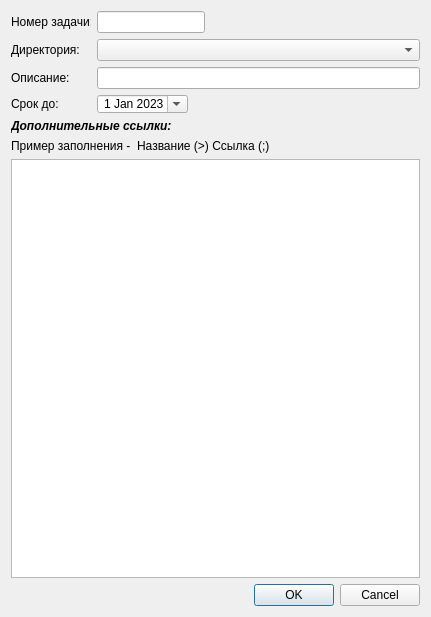
First picture: the form in ui_task.ui, repository ShiragG/TaskManager, before the edit.
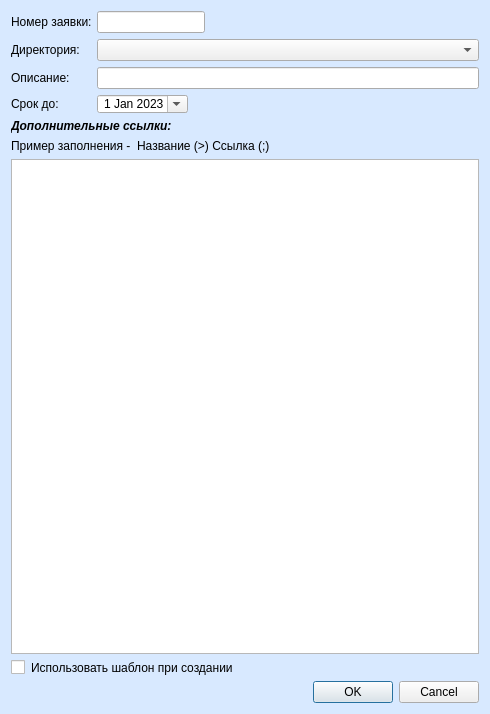
Second picture: the form after the edit. Icons and pictures are not drawn.

What changed in the file:
```diff
--- a/ui_task.ui
+++ b/ui_task.ui
@@ -6,8 +6,8 @@
    <rect>
     <x>0</x>
     <y>0</y>
-    <width>431</width>
-    <height>617</height>
+    <width>490</width>
+    <height>714</height>
    </rect>
   </property>
   <property name="windowTitle">
@@ -22,7 +22,7 @@
 border-width: 1px;
 }
 #Task{
-backgound-color: rgb(168, 168, 168)
+background-color: rgb(216, 233, 255)
 }
 </string>
   </property>
@@ -44,7 +44,7 @@
         </size>
        </property>
        <property name="text">
-        <string>Номер задачи:</string>
+        <string>Номер заявки:</string>
        </property>
       </widget>
      </item>
@@ -210,7 +210,14 @@
     </widget>
    </item>
    <item>
-    <widget class="QPlainTextEdit" name="task_text_links"/>
+    <widget class="QPlainTextEdit" name="text_links"/>
+   </item>
+   <item>
+    <widget class="QCheckBox" name="by_template">
+     <property name="text">
+      <string>Использовать шаблон при создании</string>
+     </property>
+    </widget>
    </item>
    <item>
     <widget class="QDialogButtonBox" name="answer">
```
Left out of the diff: 6 changed lines with no effect on the pictures.
